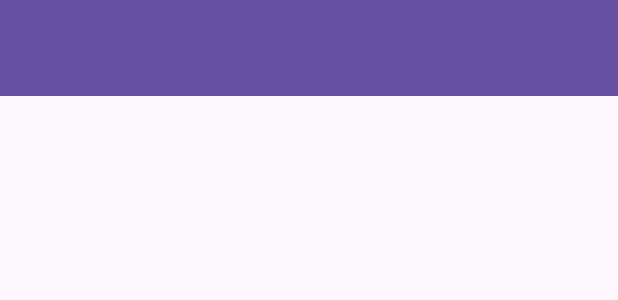
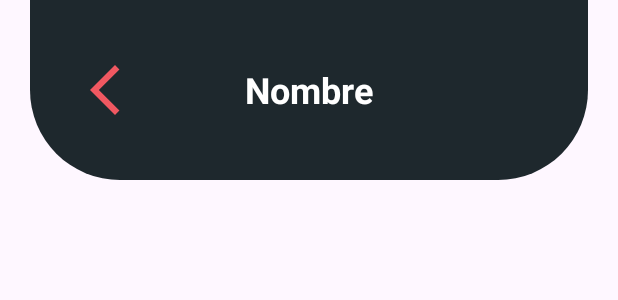
Before and after one commit to ValSua/DogApp, an Android app: the layout activity_detalle_cita.xml on its own in the app's theme, with its tools: preview values and no code run, on a phone screen of 412 x 824 dp. Shown: the top 300 px of the screen. Run offline under Robolectric (Android 15) with nearby library versions, the phone set to English and light mode, and no system bars; Roboto replaces fonts that are not available here.

Commit message:
Toolbar detalle cita

```diff
--- a/app/src/main/java/com/example/dogapp/DetalleCitaActivity.kt
+++ b/app/src/main/java/com/example/dogapp/DetalleCitaActivity.kt
@@ -1,11 +1,17 @@
-package com.example.dogapp
 
 import androidx.appcompat.app.AppCompatActivity
 import android.os.Bundle
+import android.view.MenuItem
+import androidx.appcompat.widget.Toolbar
+import com.example.dogapp.databinding.ActivityDetalleCitaBinding
 
 class DetalleCitaActivity : AppCompatActivity() {
+    private lateinit var binding: ActivityDetalleCitaBinding
     override fun onCreate(savedInstanceState: Bundle?) {
         super.onCreate(savedInstanceState)
-        setContentView(R.layout.activity_detalle_cita)
+        binding = ActivityDetalleCitaBinding.inflate(layoutInflater)
+        setContentView(binding.root)
+
+
     }
 }
--- a/app/src/main/res/layout/activity_detalle_cita.xml
+++ b/app/src/main/res/layout/activity_detalle_cita.xml
@@ -1,17 +1,10 @@
 <?xml version="1.0" encoding="utf-8"?>
 <androidx.constraintlayout.widget.ConstraintLayout xmlns:android="http://schemas.android.com/apk/res/android"
     xmlns:app="http://schemas.android.com/apk/res-auto"
+    xmlns:tools="http://schemas.android.com/tools"
     android:layout_width="match_parent"
+    tools:context="DetalleCitaActivity"
     android:layout_height="match_parent">
 
-    <androidx.appcompat.widget.Toolbar
-        android:id="@+id/toolbar3"
-        android:layout_width="0dp"
-        android:layout_height="wrap_content"
-        android:background="?attr/colorPrimary"
-        android:minHeight="?attr/actionBarSize"
-        android:theme="?attr/actionBarTheme"
-        app:layout_constraintEnd_toEndOf="parent"
-        app:layout_constraintStart_toStartOf="parent"
-        app:layout_constraintTop_toTopOf="parent" />
+    <include layout="@layout/toolbar_nombre"/>
 </androidx.constraintlayout.widget.ConstraintLayout>
--- /dev/null
+++ b/app/src/main/res/layout/toolbar_nombre.xml
@@ -0,0 +1,37 @@
+<?xml version="1.0" encoding="utf-8"?>
+<layout xmlns:android="http://schemas.android.com/apk/res/android"
+    xmlns:tools="http://schemas.android.com/tools"
+    xmlns:app="http://schemas.android.com/apk/res-auto">
+
+    <com.google.android.material.appbar.AppBarLayout
+        android:layout_width="match_parent"
+        android:layout_height="wrap_content">
+
+        <androidx.appcompat.widget.Toolbar
+            android:layout_width="match_parent"
+            android:layout_height="120dp"
+            android:layout_marginHorizontal="20dp"
+            android:background="@drawable/bg_toolbar">
+
+            <TextView
+                android:layout_width="wrap_content"
+                android:layout_height="wrap_content"
+                android:text="Nombre"
+                android:textColor="@color/white"
+                android:textSize="24sp"
+                android:layout_gravity="center"
+                android:textStyle="bold"/>
+
+            <ImageView
+                android:id="@+id/btn_volver"
+                android:layout_width="wrap_content"
+                android:layout_height="wrap_content"
+                android:src="@drawable/ic_arrow_back"
+                android:clickable="true"
+                android:layout_marginStart="30dp"/>
+
+        </androidx.appcompat.widget.Toolbar>
+
+    </com.google.android.material.appbar.AppBarLayout>
+
+</layout>
```
